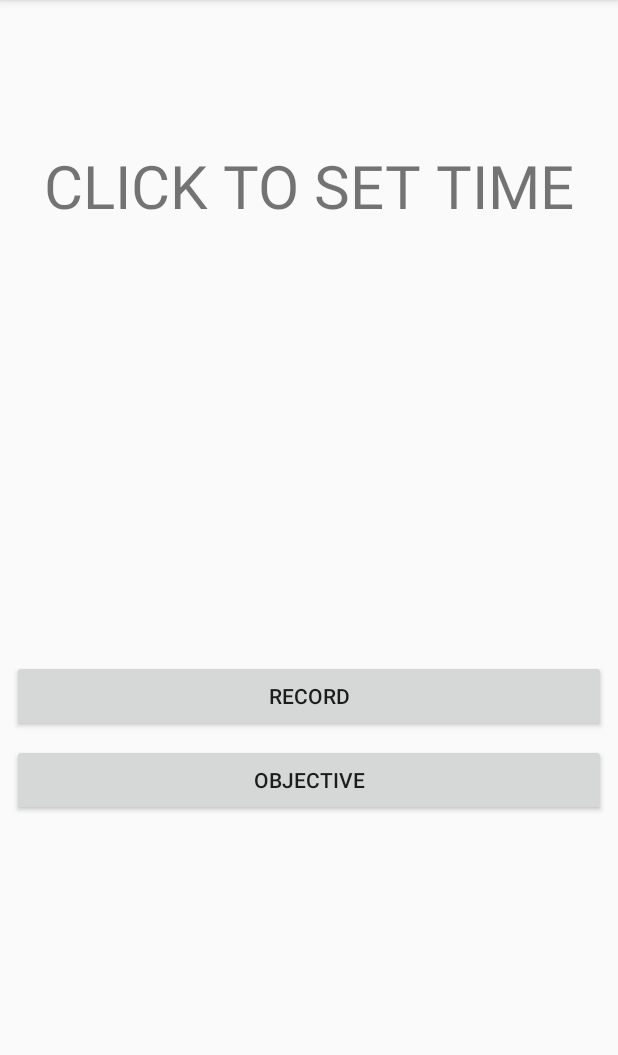
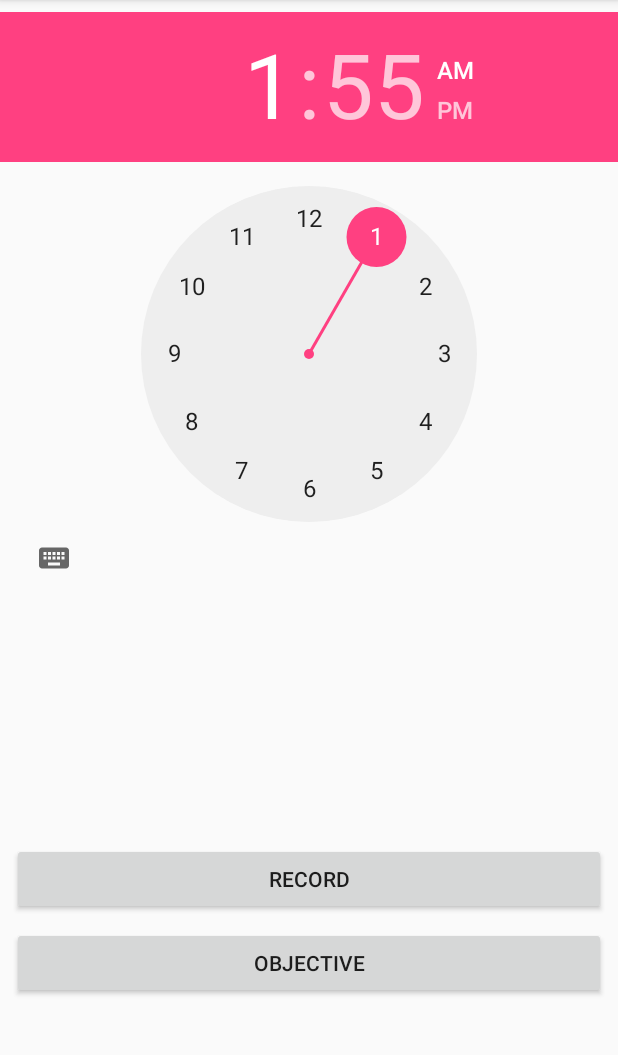
Before and after one commit to lock14/alarming, an Android app: the screen it shows after launch (EditAlarm), after a tap on "Edit Alarm", on a phone screen of 412 x 824 dp, the part 84-1139 px from its top. Run offline under Robolectric (Android 15) with nearby library versions, the phone set to English and light mode, and no system bars.

Commit message:
Basic working alarm with disable button

```diff
--- a/app/src/main/AndroidManifest.xml
+++ b/app/src/main/AndroidManifest.xml
@@ -12,7 +12,8 @@
         android:supportsRtl="true"
         android:theme="@style/AppTheme">
         <activity android:name=".MainActivity"
-            android:screenOrientation="portrait">
+            android:screenOrientation="portrait"
+            android:launchMode="singleTask">
             <intent-filter>
                 <action android:name="android.intent.action.MAIN" />
 
--- a/app/src/main/java/cs371m/alarming/EditAlarm.java
+++ b/app/src/main/java/cs371m/alarming/EditAlarm.java
@@ -10,16 +10,13 @@ import android.view.MenuInflater;
 import android.view.MenuItem;
 import android.view.View;
 import android.widget.TextView;
+import android.widget.TimePicker;
 
 public class EditAlarm extends AppCompatActivity {
-    private int mHour;
-    private int mMinute;
 
     @Override
     protected void onCreate(Bundle savedInstanceState) {
         super.onCreate(savedInstanceState);
-        mHour = -1;
-        mMinute = -1;
         setContentView(R.layout.activity_edit_alarm);
     }
 
@@ -36,9 +33,10 @@ public class EditAlarm extends AppCompatActivity {
     public boolean onOptionsItemSelected(MenuItem item) {
         switch (item.getItemId()) {
             case R.id.menu_save:
+                TimePicker timePicker = (TimePicker) findViewById(R.id.time_picker);
                 Intent result = new Intent();
-                result.putExtra(getString(R.string.intent_hour_key), mHour);
-                result.putExtra(getString(R.string.intent_minute_key), mMinute);
+                result.putExtra(getString(R.string.intent_hour_key), timePicker.getCurrentHour());
+                result.putExtra(getString(R.string.intent_minute_key), timePicker.getCurrentMinute());
                 setResult(Activity.RESULT_OK, result);
                 finish();
                 return true;
@@ -61,15 +59,4 @@ public class EditAlarm extends AppCompatActivity {
         Intent intent = new Intent(this, EditObjective.class);
         startActivity(intent);
     }
-
-    public void setAlarm(int hour, int minute) {
-        mHour = hour;
-        mMinute = minute;
-        setAlarmText(hour, minute);
-    }
-
-    private void setAlarmText(int hour, int minute) {
-        TextView alarmText = (TextView) findViewById(R.id.edit_alarm_text);
-        alarmText.setText(AlarmUtil.alarmText(hour, minute));
-    }
 }
--- a/app/src/main/java/cs371m/alarming/MainActivity.java
+++ b/app/src/main/java/cs371m/alarming/MainActivity.java
@@ -4,6 +4,11 @@ import android.app.Activity;
 import android.app.AlarmManager;
 import android.app.PendingIntent;
 import android.content.Intent;
+import android.content.SharedPreferences;
+import android.media.Ringtone;
+import android.media.RingtoneManager;
+import android.net.Uri;
+import android.os.Build;
 import android.support.v7.app.AppCompatActivity;
 import android.os.Bundle;
 import android.util.Log;
@@ -20,9 +25,10 @@ public class MainActivity extends AppCompatActivity {
     public static final String TAG = "MainActivity";
     private static final int EDIT_ALARM = 0;
     private AlarmManager alarmManager;
+    private Ringtone ringtone;
     private PendingIntent pendingIntent;
-
-    private static Button disableButton;
+    private int hour;
+    private int minute;
 
     @Override
     protected void onCreate(Bundle savedInstanceState) {
@@ -30,8 +36,47 @@ public class MainActivity extends AppCompatActivity {
         setContentView(R.layout.activity_main);
 
         alarmManager = (AlarmManager) getSystemService(ALARM_SERVICE);
-        disableButton = (Button) findViewById(R.id.disable_alarm);
+
         pendingIntent = null;
+
+        Uri uri = RingtoneManager.getDefaultUri(RingtoneManager.TYPE_ALARM);
+        ringtone = RingtoneManager.getRingtone(this, uri);
+        loadStateFromPreferences();
+        Intent intent = getIntent();
+        boolean startedByAlarm =
+                intent.getBooleanExtra(getString(R.string.intent_started_by_alarm_key), false);
+        if (startedByAlarm) {
+            playAlarm();
+        }
+    }
+
+    @Override
+    protected void onStop() {
+        super.onStop();
+        SharedPreferences sharedPreferences = getPreferences(MODE_PRIVATE);
+        SharedPreferences.Editor editor = sharedPreferences.edit();
+
+        editor.putInt(getString(R.string.shared_pref_hour_key), hour);
+        editor.putInt(getString(R.string.shared_pref_minute_key), minute);
+        editor.apply();
+    }
+
+    private void loadStateFromPreferences() {
+        SharedPreferences sharedPreferences = getPreferences(MODE_PRIVATE);
+        hour = sharedPreferences.getInt(getString(R.string.shared_pref_hour_key), -1);
+        minute = sharedPreferences.getInt(getString(R.string.shared_pref_minute_key), -1);
+        if (hour != -1 && minute != -1) {
+            enableAlarmText(hour, minute);
+        }
+    }
+
+    @Override
+    protected void onNewIntent(Intent intent) {
+        boolean startedByAlarm =
+                intent.getBooleanExtra(getString(R.string.intent_started_by_alarm_key), false);
+        if (startedByAlarm) {
+            playAlarm();
+        }
     }
 
     @Override
@@ -58,19 +103,27 @@ public class MainActivity extends AppCompatActivity {
     @Override
     protected void onActivityResult(int requestCode, int resultCode, Intent intent) {
         if (resultCode == Activity.RESULT_OK && requestCode == EDIT_ALARM) {
-            int hour = intent.getIntExtra(getString(R.string.intent_hour_key), -1);
-            int minute = intent.getIntExtra(getString(R.string.intent_minute_key), -1);
+            hour = intent.getIntExtra(getString(R.string.intent_hour_key), -1);
+            minute = intent.getIntExtra(getString(R.string.intent_minute_key), -1);
 
             if (hour != -1 && minute != -1) {
-                TextView alarmText = (TextView) findViewById(R.id.alarm_text);
-                alarmText.setText(AlarmUtil.alarmText(hour, minute));
-                alarmText.setEnabled(true);
+                enableAlarmText(hour, minute);
                 setAlarm(hour, minute);
             }
         }
     }
 
+    private void enableAlarmText(int hour, int minute) {
+        TextView alarmText = (TextView) findViewById(R.id.alarm_text);
+        alarmText.setText(AlarmUtil.alarmText(hour, minute));
+        alarmText.setEnabled(true);
+    }
+
     private void setAlarm(int hour, int minute) {
+        // check if we've already scheduled an alarm and if so cancel it
+        if (pendingIntent != null) {
+            alarmManager.cancel(pendingIntent);
+        }
         // set calendar to time
         Calendar calendar = Calendar.getInstance();
         calendar.set(Calendar.HOUR_OF_DAY, hour);
@@ -81,17 +134,20 @@ public class MainActivity extends AppCompatActivity {
         pendingIntent = PendingIntent.getBroadcast(MainActivity.this, 0, intent, 0);
 
         // schedule alarm
-        alarmManager.set(AlarmManager.RTC_WAKEUP, calendar.getTimeInMillis(), pendingIntent);
+        if (Build.VERSION.SDK_INT >= Build.VERSION_CODES.KITKAT) {
+            alarmManager.setExact(AlarmManager.RTC_WAKEUP, calendar.getTimeInMillis(), pendingIntent);
+        } else {
+            alarmManager.set(AlarmManager.RTC_WAKEUP, calendar.getTimeInMillis(), pendingIntent);
+        }
+    }
+
+    private void playAlarm() {
+        Button disableButton = (Button) findViewById(R.id.disable_alarm);
+        disableButton.setVisibility(View.VISIBLE);
+        ringtone.play();
     }
 
     public void cancelAlarm(View view) {
-        if (alarmManager!= null && pendingIntent != null) {
-            Log.d(TAG, "Canceling Alarm");
-            alarmManager.cancel(pendingIntent);
-        }
-    }
-
-    public static Button getDisableButton() {
-        return disableButton;
+        ringtone.stop();
     }
 }
--- a/app/src/main/java/cs371m/alarming/TimePickerFragment.java
+++ b/app/src/main/java/cs371m/alarming/TimePickerFragment.java
@@ -31,8 +31,6 @@ public class TimePickerFragment extends DialogFragment implements TimePickerDial
     }
     @Override
     public void onTimeSet(TimePicker timePicker, int hour, int minute) {
-        ((EditAlarm) getActivity()).setAlarm(hour, minute);
+        //((EditAlarm) getActivity()).setAlarm(hour, minute);
     }
-
-
 }
--- a/app/src/main/res/layout/activity_edit_alarm.xml
+++ b/app/src/main/res/layout/activity_edit_alarm.xml
@@ -6,24 +6,36 @@
     android:layout_height="match_parent"
     tools:context="cs371m.alarming.EditAlarm">
 
-    <TextView
-        android:id="@+id/edit_alarm_text"
+    <!--<TextView-->
+        <!--android:id="@+id/edit_alarm_text"-->
+        <!--android:layout_width="wrap_content"-->
+        <!--android:layout_height="wrap_content"-->
+        <!--android:text="CLICK TO SET TIME"-->
+        <!--android:textSize="40dp"-->
+        <!--android:onClick="setAlarm"-->
+        <!--android:clickable="true"-->
+        <!--app:layout_constraintBottom_toBottomOf="parent"-->
+        <!--app:layout_constraintLeft_toLeftOf="parent"-->
+        <!--app:layout_constraintRight_toRightOf="parent"-->
+        <!--app:layout_constraintTop_toTopOf="parent"-->
+        <!--app:layout_constraintHorizontal_bias="0.501"-->
+        <!--app:layout_constraintVertical_bias="0.135" />-->
+
+    <TimePicker
+        android:id="@+id/time_picker"
         android:layout_width="wrap_content"
         android:layout_height="wrap_content"
-        android:text="CLICK TO SET TIME"
-        android:textSize="40dp"
-        android:onClick="setAlarm"
-        android:clickable="true"
-        app:layout_constraintBottom_toBottomOf="parent"
+        android:layout_centerHorizontal="true"
+        app:layout_constraintTop_toTopOf="parent"
+        android:layout_marginTop="8dp"
+        android:layout_marginLeft="8dp"
         app:layout_constraintLeft_toLeftOf="parent"
-        app:layout_constraintRight_toRightOf="parent"
-        app:layout_constraintTop_toTopOf="parent"
-        app:layout_constraintHorizontal_bias="0.501"
-        app:layout_constraintVertical_bias="0.135" />
+        android:layout_marginRight="8dp"
+        app:layout_constraintRight_toRightOf="parent" />
 
     <Button
         android:id="@+id/edit_recording_btn"
-        android:layout_width="match_parent"
+        android:layout_width="0dp"
         android:layout_height="wrap_content"
         android:layout_marginLeft="8dp"
         android:layout_marginRight="8dp"
@@ -33,8 +45,10 @@
         app:layout_constraintBottom_toBottomOf="parent"
         app:layout_constraintLeft_toLeftOf="parent"
         app:layout_constraintRight_toRightOf="parent"
-        app:layout_constraintTop_toBottomOf="@+id/edit_alarm_text"
-        app:layout_constraintVertical_bias="0.501" />
+        app:layout_constraintTop_toBottomOf="@+id/time_picker"
+        app:layout_constraintVertical_bias="0.501"
+        android:layout_marginStart="8dp"
+        android:layout_marginEnd="8dp" />
 
     <Button
         android:id="@+id/edit_objective_btn"
--- a/app/src/main/res/values/strings.xml
+++ b/app/src/main/res/values/strings.xml
@@ -2,4 +2,7 @@
     <string name="app_name">Alarming</string>
     <string name="intent_hour_key">HOUR_KEY</string>
     <string name="intent_minute_key">MINUTE_KEY</string>
+    <string name="intent_started_by_alarm_key">STARTED_BY_ALARM</string>
+    <string name="shared_pref_hour_key">hour</string>
+    <string name="shared_pref_minute_key">minute</string>
 </resources>
```
Also changed, not shown: app/src/main/java/cs371m/alarming/AlarmReceiver.java (+5 -5 lines), app/src/main/res/layout/activity_main.xml (+6 -3 lines).
